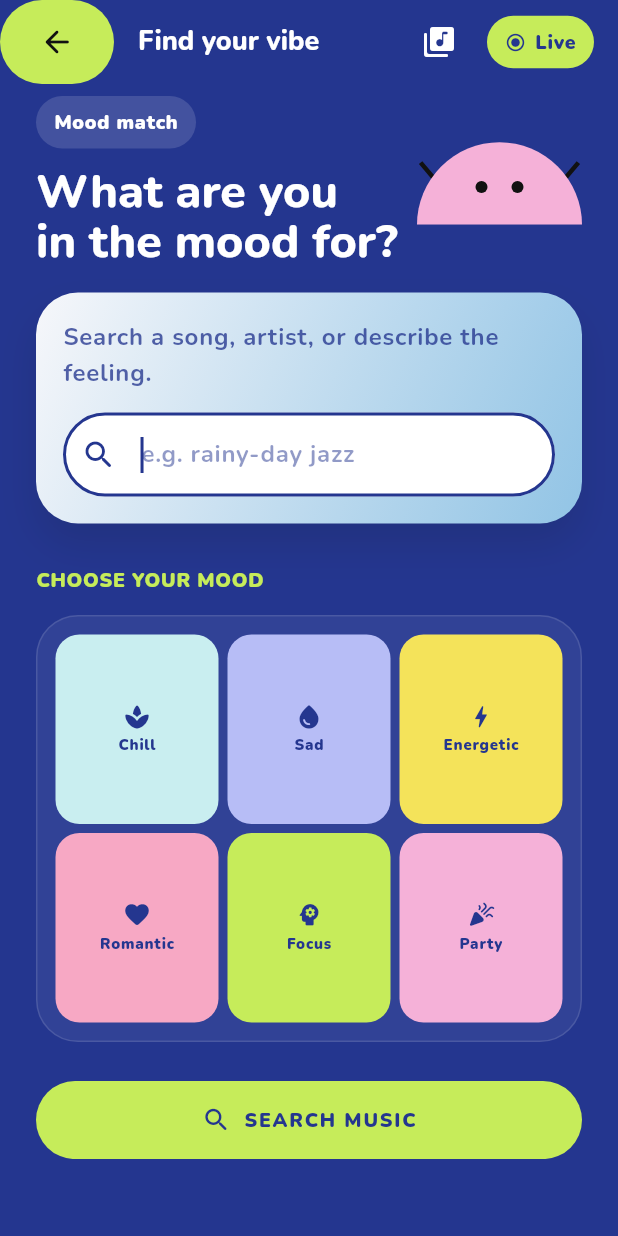
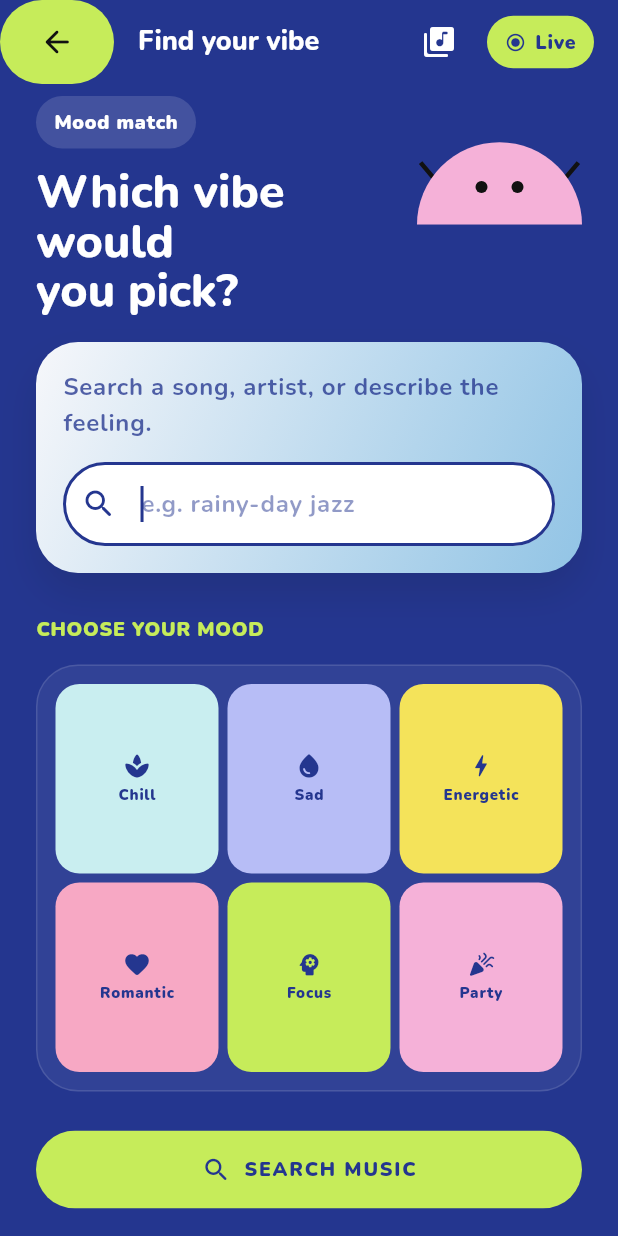
Before and after one commit to waadosama/Mzaj_app, a Flutter app: the screen it shows after launch, after a tap on "GET STARTED", on a phone screen of 412 x 824 dp. Run offline on Flutter 3.47's test engine with Material 3 defaults, Android fonts, the phone set to English and light mode, and no system bars; our stand-ins replace cached_network_image, google_fonts, just_audio, sqflite; accounts and stored records are empty; network calls fail.

Commit message:
Edit_in_welcome_page

```diff
--- a/lib/screens/search_screen.dart
+++ b/lib/screens/search_screen.dart
@@ -234,7 +234,7 @@ class _SearchScreenState extends State<SearchScreen> {
                       ),
                       const SizedBox(height: 12),
                       Text(
-                        'What are you\nin the mood for?',
+                        'Which vibe would\nyou pick?',
                         style: Theme.of(context).textTheme.displayMedium
                             ?.copyWith(
                               fontSize: 31,
--- a/lib/screens/welcome_screen.dart
+++ b/lib/screens/welcome_screen.dart
@@ -28,7 +28,7 @@ class WelcomeScreen extends StatelessWidget {
                         style: Theme.of(context).textTheme.displayMedium
                             ?.copyWith(fontSize: 28, color: MzajColors.white),
                       ),
-                      const SizedBox(height: 20),
+                      const SizedBox(height: 30),
                       Center(
                         child: Stack(
                           clipBehavior: Clip.none,
@@ -55,7 +55,7 @@ class WelcomeScreen extends StatelessWidget {
                           ],
                         ),
                       ),
-                      const SizedBox(height: 20),
+                      const SizedBox(height: 40),
                       Text(
                         'A soundtrack\nfor every mood.',
                         style: Theme.of(context).textTheme.displayLarge
@@ -68,7 +68,7 @@ class WelcomeScreen extends StatelessWidget {
                           color: MzajColors.white.withValues(alpha: 0.82),
                         ),
                       ),
-                      const SizedBox(height: 30),
+                      const SizedBox(height: 40),
                       NeoButton(
                         label: 'Get started',
                         expanded: true,
```
